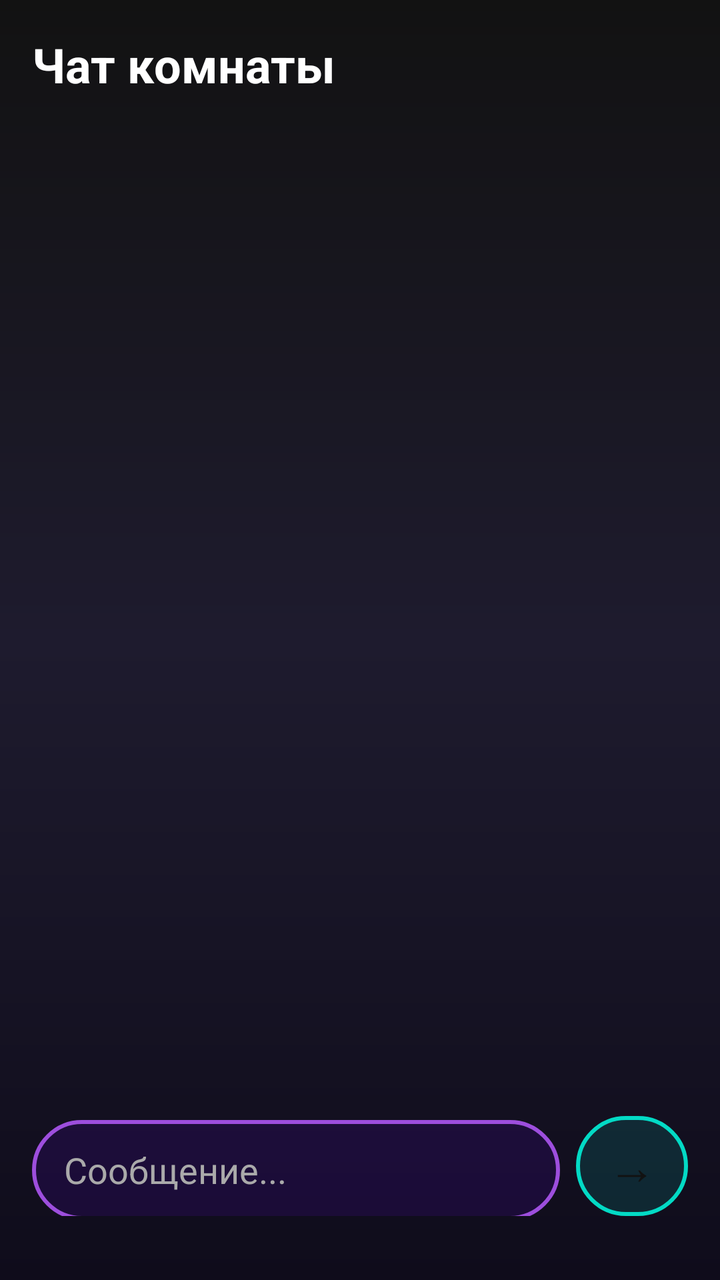
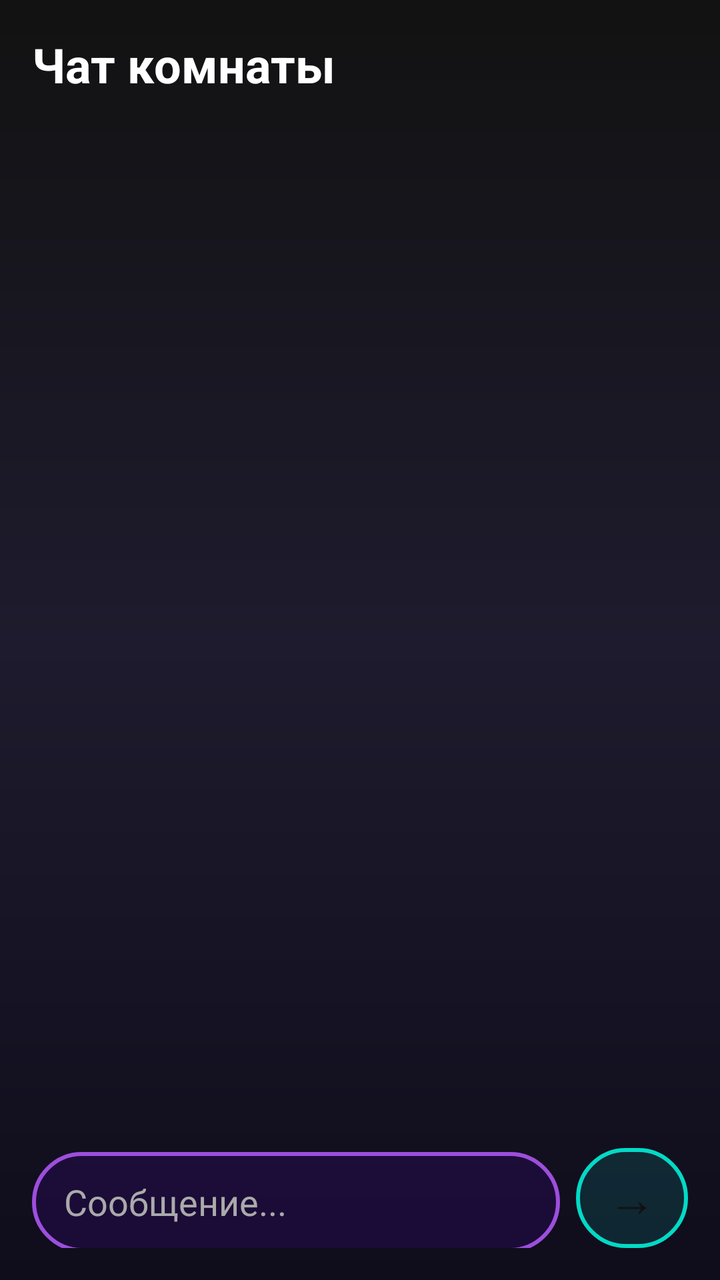

An Android layout rendered at two revisions. The XML below is the earlier revision; the diff shows what the commit changed to produce the second picture.
<!-- AndroidManifest.xml: application theme Theme.AppCompat.NoActionBar -->
<!-- res/layout/activity_chat.xml -->
<?xml version="1.0" encoding="utf-8"?>
<LinearLayout xmlns:android="http://schemas.android.com/apk/res/android"
    android:layout_width="match_parent"
    android:layout_height="match_parent"
    android:orientation="vertical"
    android:background="@drawable/bg_gradient"
    android:padding="16dp"
    android:paddingBottom="32dp"> 

    <TextView
        android:layout_width="wrap_content"
        android:layout_height="wrap_content"
        android:text="Чат комнаты"
        android:textSize="24sp"
        android:textStyle="bold"
        android:textColor="#FFFFFF"
        android:layout_marginBottom="16dp"/>

    
    <ListView
        android:id="@+id/lvMessages"
        android:layout_width="match_parent"
        android:layout_height="0dp"
        android:layout_weight="1"
        android:divider="@null"
        android:dividerHeight="8dp"
        android:transcriptMode="alwaysScroll"/>

    
    <LinearLayout
        android:layout_width="match_parent"
        android:layout_height="wrap_content"
        android:orientation="horizontal"
        android:layout_marginTop="8dp"
        android:layout_marginBottom="16dp"> 

        <EditText
            android:id="@+id/etMessage"
            android:layout_width="0dp"
            android:layout_height="50dp"
            android:layout_weight="1"
            android:background="@drawable/btn_neon_purple"
            android:paddingHorizontal="16dp"
            android:hint="Сообщение..."
            android:textColorHint="#AAAAAA"
            android:textColor="#FFFFFF"
            android:layout_marginEnd="8dp"/>

        <Button
            android:id="@+id/btnSend"
            android:layout_width="56dp"
            android:layout_height="50dp"
            android:text="→"
            android:textSize="24sp"
            android:textColor="#121212"
            android:background="@drawable/btn_neon_cyan"/>
    </LinearLayout>

</LinearLayout>
<!-- resources referenced by this layout -->
<resources>
  <!-- drawable bg_gradient (drawable) -->
  <?xml version="1.0" encoding="utf-8"?>
  <shape xmlns:android="http://schemas.android.com/apk/res/android">
      <gradient
          android:angle="270"
          android:startColor="#121212"
          android:centerColor="#1E1B2E"
          android:endColor="#0F0C1B"
          android:type="linear" />
  </shape>
  <!-- drawable btn_neon_cyan (drawable) -->
  <?xml version="1.0" encoding="utf-8"?>
  <shape xmlns:android="http://schemas.android.com/apk/res/android">
      <solid android:color="#2003DAC5" />
      <stroke android:width="2dp" android:color="#03DAC5" />
      <corners android:radius="30dp" />
  </shape>
  <!-- drawable btn_neon_purple (drawable) -->
  <?xml version="1.0" encoding="utf-8"?>
  <shape xmlns:android="http://schemas.android.com/apk/res/android">
      <solid android:color="#206200EE" /> 
      <stroke android:width="2dp" android:color="#9D4EDD" /> 
      <corners android:radius="30dp" /> 
  </shape>
  <style name="Theme.AppCompat.NoActionBar" parent="Theme.AppCompat.Light.NoActionBar">
          <item name="colorPrimary">#6200EE</item>
          <item name="colorPrimaryDark">#3700B3</item>
          <item name="colorAccent">#03DAC5</item>
          <item name="android:windowBackground">#121212</item>
      </style>
</resources>

<!-- the commit's change to res/layout/activity_chat.xml (unified diff, before → after) -->
@@ -5,7 +5,7 @@
     android:orientation="vertical"
     android:background="@drawable/bg_gradient"
     android:padding="16dp"
-    android:paddingBottom="32dp"> 
+    android:paddingBottom="80dp"> 
 
     <TextView
         android:layout_width="wrap_content"
@@ -16,7 +16,6 @@
         android:textColor="#FFFFFF"
         android:layout_marginBottom="16dp"/>
 
-    
     <ListView
         android:id="@+id/lvMessages"
         android:layout_width="match_parent"
@@ -26,13 +25,11 @@
         android:dividerHeight="8dp"
         android:transcriptMode="alwaysScroll"/>
 
-    
     <LinearLayout
         android:layout_width="match_parent"
         android:layout_height="wrap_content"
         android:orientation="horizontal"
-        android:layout_marginTop="8dp"
-        android:layout_marginBottom="16dp"> 
+        android:layout_marginTop="8dp">
 
         <EditText
             android:id="@+id/etMessage"
